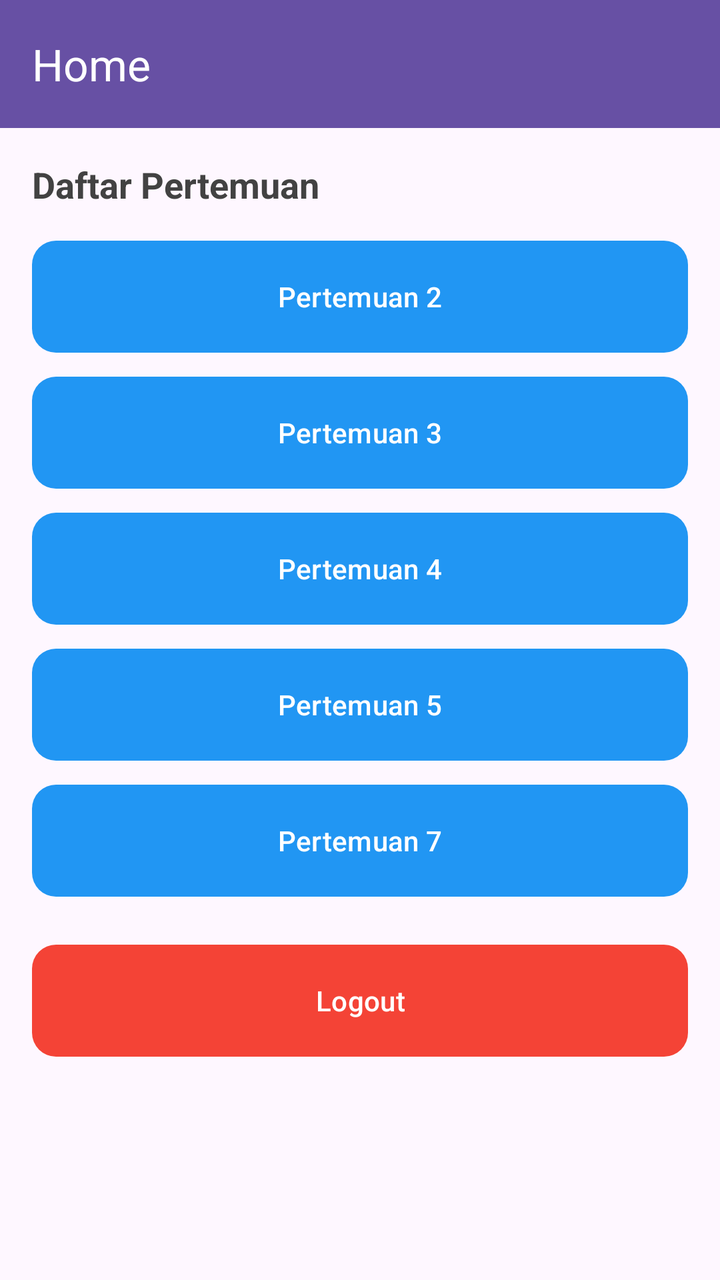
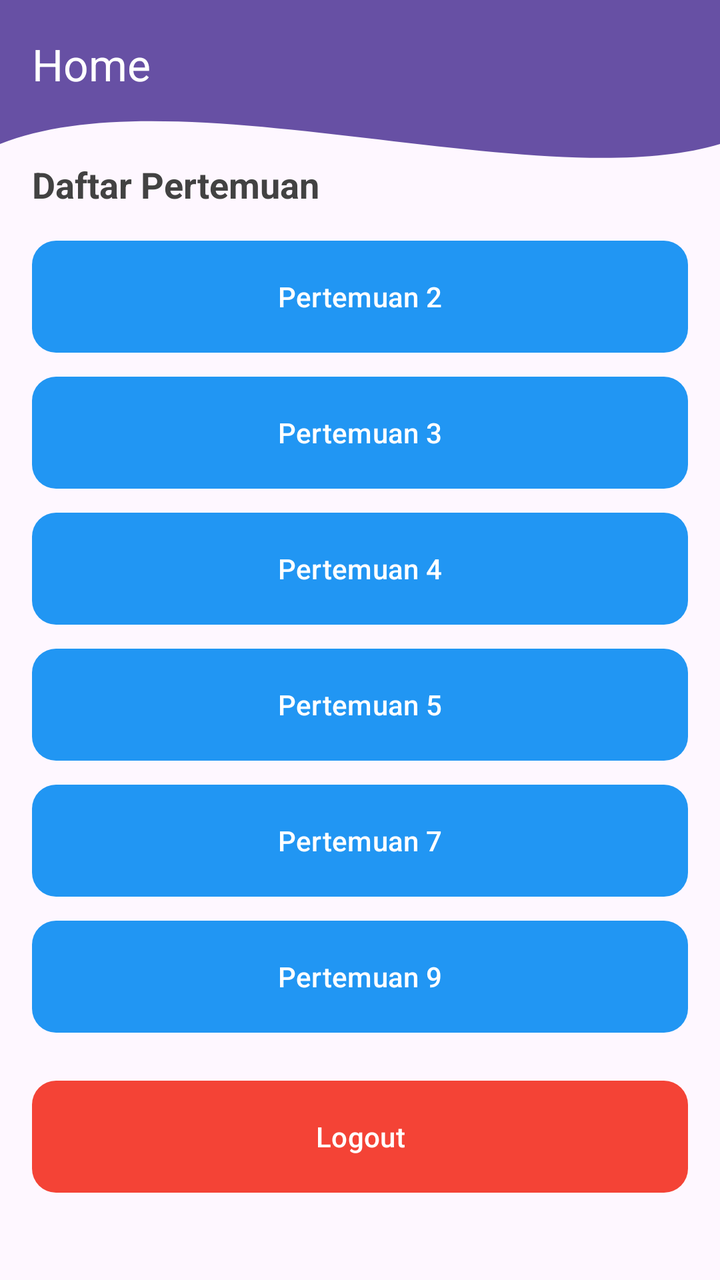

Before-and-after screenshots of an Android layout around one commit, followed by the original layout XML and the change that was made.
<!-- AndroidManifest.xml: application theme Theme.ArsyadApps -->
<!-- res/layout/fragment_home.xml -->
<?xml version="1.0" encoding="utf-8"?>
<androidx.constraintlayout.widget.ConstraintLayout xmlns:android="http://schemas.android.com/apk/res/android"
    xmlns:app="http://schemas.android.com/apk/res-auto"
    xmlns:tools="http://schemas.android.com/tools"
    android:layout_width="match_parent"
    android:layout_height="match_parent"
    tools:context=".Home.HomeFragment">

    <androidx.appcompat.widget.Toolbar
        android:id="@+id/toolbar"
        android:layout_width="match_parent"
        android:layout_height="?attr/actionBarSize"
        android:background="?attr/colorPrimary"
        app:title="Home"
        app:titleTextColor="@android:color/white"
        app:layout_constraintTop_toTopOf="parent" />

    <TextView
        android:id="@+id/tvDaftarPertemuan"
        android:layout_width="wrap_content"
        android:layout_height="wrap_content"
        android:layout_margin="16dp"
        android:text="Daftar Pertemuan"
        android:textColor="#424242"
        android:textSize="18sp"
        android:textStyle="bold"
        app:layout_constraintStart_toStartOf="parent"
        app:layout_constraintTop_toBottomOf="@id/toolbar" />

    <Button
        android:id="@+id/btnPertemuan2"
        android:layout_width="0dp"
        android:layout_height="56dp"
        android:layout_marginHorizontal="16dp"
        android:layout_marginTop="16dp"
        android:background="@drawable/button_bg"
        android:text="Pertemuan 2"
        android:textColor="#FFFFFF"
        app:backgroundTint="@null"
        app:layout_constraintEnd_toEndOf="parent"
        app:layout_constraintStart_toStartOf="parent"
        app:layout_constraintTop_toBottomOf="@id/tvDaftarPertemuan" />

    <Button
        android:id="@+id/btnPertemuan3"
        android:layout_width="0dp"
        android:layout_height="56dp"
        android:layout_marginHorizontal="16dp"
        android:layout_marginTop="12dp"
        android:background="@drawable/button_bg"
        android:text="Pertemuan 3"
        android:textColor="#FFFFFF"
        app:backgroundTint="@null"
        app:layout_constraintEnd_toEndOf="parent"
        app:layout_constraintStart_toStartOf="parent"
        app:layout_constraintTop_toBottomOf="@id/btnPertemuan2" />

    <Button
        android:id="@+id/btnPertemuan4"
        android:layout_width="0dp"
        android:layout_height="56dp"
        android:layout_marginHorizontal="16dp"
        android:layout_marginTop="12dp"
        android:background="@drawable/button_bg"
        android:text="Pertemuan 4"
        android:textColor="#FFFFFF"
        app:backgroundTint="@null"
        app:layout_constraintEnd_toEndOf="parent"
        app:layout_constraintStart_toStartOf="parent"
        app:layout_constraintTop_toBottomOf="@id/btnPertemuan3" />

    <Button
        android:id="@+id/btnPertemuan5"
        android:layout_width="0dp"
        android:layout_height="56dp"
        android:layout_marginHorizontal="16dp"
        android:layout_marginTop="12dp"
        android:background="@drawable/button_bg"
        android:text="Pertemuan 5"
        android:textColor="#FFFFFF"
        app:backgroundTint="@null"
        app:layout_constraintEnd_toEndOf="parent"
        app:layout_constraintStart_toStartOf="parent"
        app:layout_constraintTop_toBottomOf="@id/btnPertemuan4" />

    <Button
        android:id="@+id/btnPertemuan7"
        android:layout_width="0dp"
        android:layout_height="56dp"
        android:layout_marginHorizontal="16dp"
        android:layout_marginTop="12dp"
        android:background="@drawable/button_bg"
        android:text="Pertemuan 7"
        android:textColor="#FFFFFF"
        app:backgroundTint="@null"
        app:layout_constraintEnd_toEndOf="parent"
        app:layout_constraintStart_toStartOf="parent"
        app:layout_constraintTop_toBottomOf="@id/btnPertemuan5" />

    <Button
        android:id="@+id/btnLogout"
        android:layout_width="0dp"
        android:layout_height="56dp"
        android:layout_marginHorizontal="16dp"
        android:layout_marginTop="24dp"
        android:background="@drawable/button_bg"
        android:text="Logout"
        android:textColor="#FFFFFF"
        app:backgroundTint="#F44336"
        app:layout_constraintEnd_toEndOf="parent"
        app:layout_constraintStart_toStartOf="parent"
        app:layout_constraintTop_toBottomOf="@id/btnPertemuan7" />

</androidx.constraintlayout.widget.ConstraintLayout>
<!-- resources referenced by this layout -->
<resources>
  <!-- drawable button_bg (drawable) -->
  <?xml version="1.0" encoding="utf-8"?>
  <ripple xmlns:android="http://schemas.android.com/apk/res/android"
      android:color="#40FFFFFF">
      <item>
          <shape android:shape="rectangle">
              <solid android:color="#2196F3" />
              <corners android:radius="12dp" />
          </shape>
      </item>
  </ripple>
  <style name="Theme.ArsyadApps" parent="Base.Theme.ArsyadApps" />
  <style name="Base.Theme.ArsyadApps" parent="Theme.Material3.DayNight.NoActionBar">
          
          
      </style>
</resources>

<!-- the commit's change to res/layout/fragment_home.xml (unified diff, before → after) -->
@@ -6,11 +6,20 @@
     android:layout_height="match_parent"
     tools:context=".Home.HomeFragment">
 
+    <View
+        android:id="@+id/background_header"
+        android:layout_width="0dp"
+        android:layout_height="180dp"
+        android:background="@drawable/bg_header_wave"
+        app:layout_constraintStart_toStartOf="parent"
+        app:layout_constraintEnd_toEndOf="parent"
+        app:layout_constraintTop_toTopOf="parent"/>
+
     <androidx.appcompat.widget.Toolbar
         android:id="@+id/toolbar"
         android:layout_width="match_parent"
         android:layout_height="?attr/actionBarSize"
-        android:background="?attr/colorPrimary"
+        android:background="@android:color/transparent"
         app:title="Home"
         app:titleTextColor="@android:color/white"
         app:layout_constraintTop_toTopOf="parent" />
@@ -98,6 +107,20 @@
         app:layout_constraintTop_toBottomOf="@id/btnPertemuan5" />
 
     <Button
+        android:id="@+id/btnPertemuan9"
+        android:layout_width="0dp"
+        android:layout_height="56dp"
+        android:layout_marginHorizontal="16dp"
+        android:layout_marginTop="12dp"
+        android:background="@drawable/button_bg"
+        android:text="Pertemuan 9"
+        android:textColor="#FFFFFF"
+        app:backgroundTint="@null"
+        app:layout_constraintEnd_toEndOf="parent"
+        app:layout_constraintStart_toStartOf="parent"
+        app:layout_constraintTop_toBottomOf="@id/btnPertemuan7" />
+
+    <Button
         android:id="@+id/btnLogout"
         android:layout_width="0dp"
         android:layout_height="56dp"
@@ -109,6 +132,6 @@
         app:backgroundTint="#F44336"
         app:layout_constraintEnd_toEndOf="parent"
         app:layout_constraintStart_toStartOf="parent"
-        app:layout_constraintTop_toBottomOf="@id/btnPertemuan7" />
+        app:layout_constraintTop_toBottomOf="@id/btnPertemuan9" />
 
 </androidx.constraintlayout.widget.ConstraintLayout>
<!-- resource entries referenced after the edit -->
@@ -1,5 +1,23 @@
 <!-- resources referenced by this layout -->
 <resources>
+  <!-- drawable bg_header_wave (drawable) -->
+  <vector xmlns:android="http://schemas.android.com/apk/res/android"
+      android:width="100dp"
+      android:height="100dp"
+      android:viewportWidth="100"
+      android:viewportHeight="100">
+  
+      
+      <path         android:fillColor="?attr/colorPrimary"
+          android:pathData="
+              M0,0
+              L100,0
+              L100,40
+              C 75,55
+                25,20
+                0,40
+              Z" />
+  </vector>
   <!-- drawable button_bg (drawable) -->
   <?xml version="1.0" encoding="utf-8"?>
   <ripple xmlns:android="http://schemas.android.com/apk/res/android"
